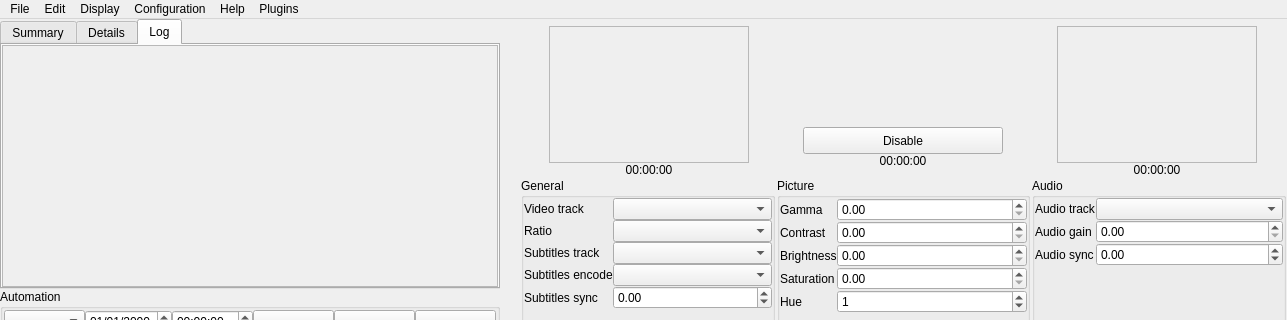
First picture: the form in src/mainwindow.ui, repository cinemaouvert/OPP, before the edit; both pictures show x 0 to 1287 and y 0 to 320 of the 1287 by 727 pixel window.
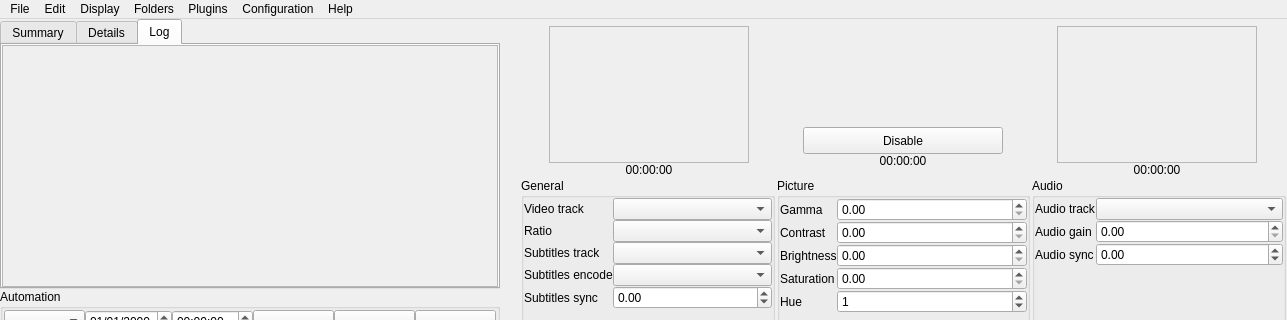
Second picture: the form after the edit. The open tabs and pages were chosen to show the change. Icons and pictures are not drawn. Custom widgets are drawn as their Qt base class.

Commit message: Modified documentation Added link to screenshot/mires/plugins and documentation inside opp

Patch:
```diff
--- a/src/mainwindow.ui
+++ b/src/mainwindow.ui
@@ -2009,7 +2009,7 @@
      <x>0</x>
      <y>0</y>
      <width>1287</width>
-     <height>25</height>
+     <height>29</height>
     </rect>
    </property>
    <widget class="QMenu" name="menuFile">
@@ -2080,12 +2080,21 @@
      <string>Plugins</string>
     </property>
    </widget>
+   <widget class="QMenu" name="menuFolders">
+    <property name="title">
+     <string>Folders</string>
+    </property>
+    <addaction name="actionTest_patterns"/>
+    <addaction name="actionScreenshots"/>
+    <addaction name="actionPlugins"/>
+   </widget>
    <addaction name="menuFile"/>
    <addaction name="menuEdit"/>
    <addaction name="menuDisplay"/>
+   <addaction name="menuFolders"/>
+   <addaction name="menuPlugins"/>
    <addaction name="menuConfiguration"/>
    <addaction name="menuHelp"/>
-   <addaction name="menuPlugins"/>
   </widget>
   <widget class="QStatusBar" name="statusBar"/>
   <action name="newListingAction">
```
Left out of the diff: 261 changed lines with no effect on the pictures. The commit also changes 3 other files.
